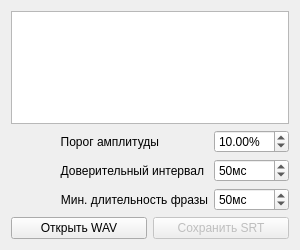
This is src/mainwindow.ui in PalmtopTiger/TFA as Qt 5 draws it before an edit. The edited form follows.
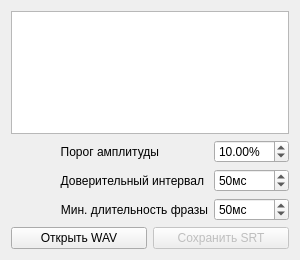
This is the edited form.

What changed in the file:
```diff
--- a/src/mainwindow.ui
+++ b/src/mainwindow.ui
@@ -7,13 +7,13 @@
     <x>0</x>
     <y>0</y>
     <width>300</width>
-    <height>250</height>
+    <height>260</height>
    </rect>
   </property>
   <property name="minimumSize">
    <size>
     <width>300</width>
-    <height>250</height>
+    <height>260</height>
    </size>
   </property>
   <property name="acceptDrops">
```
